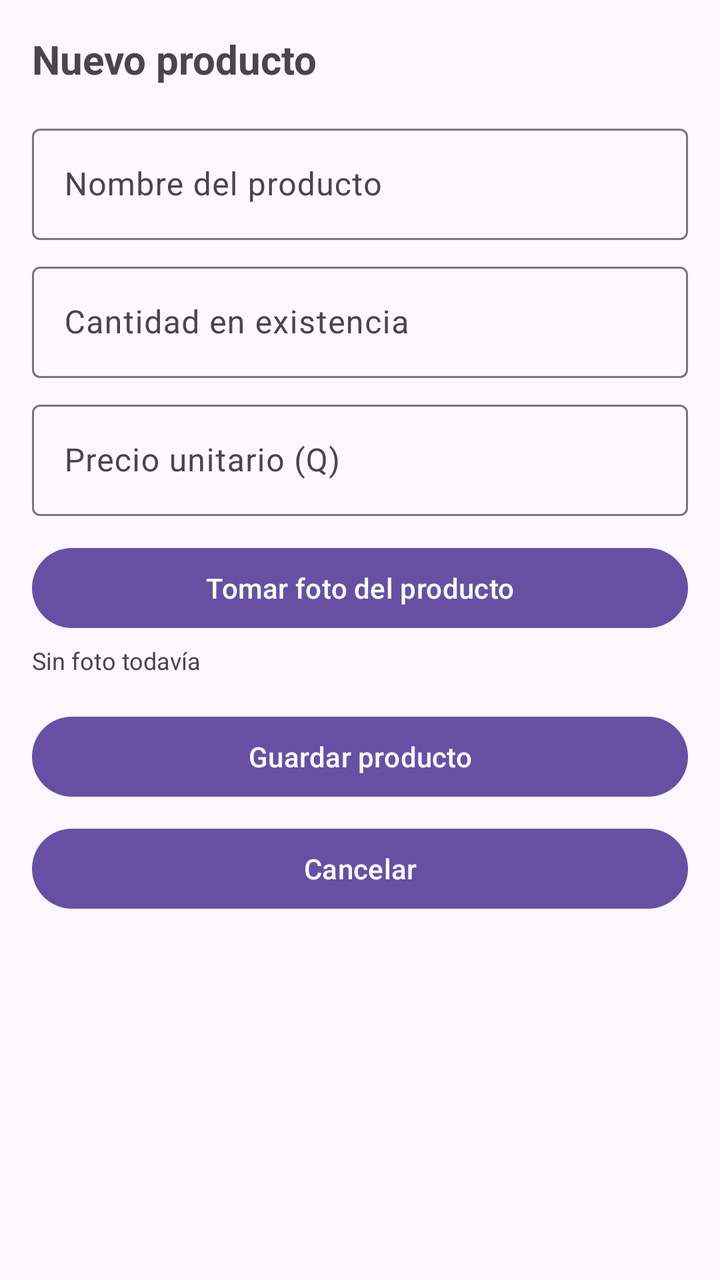
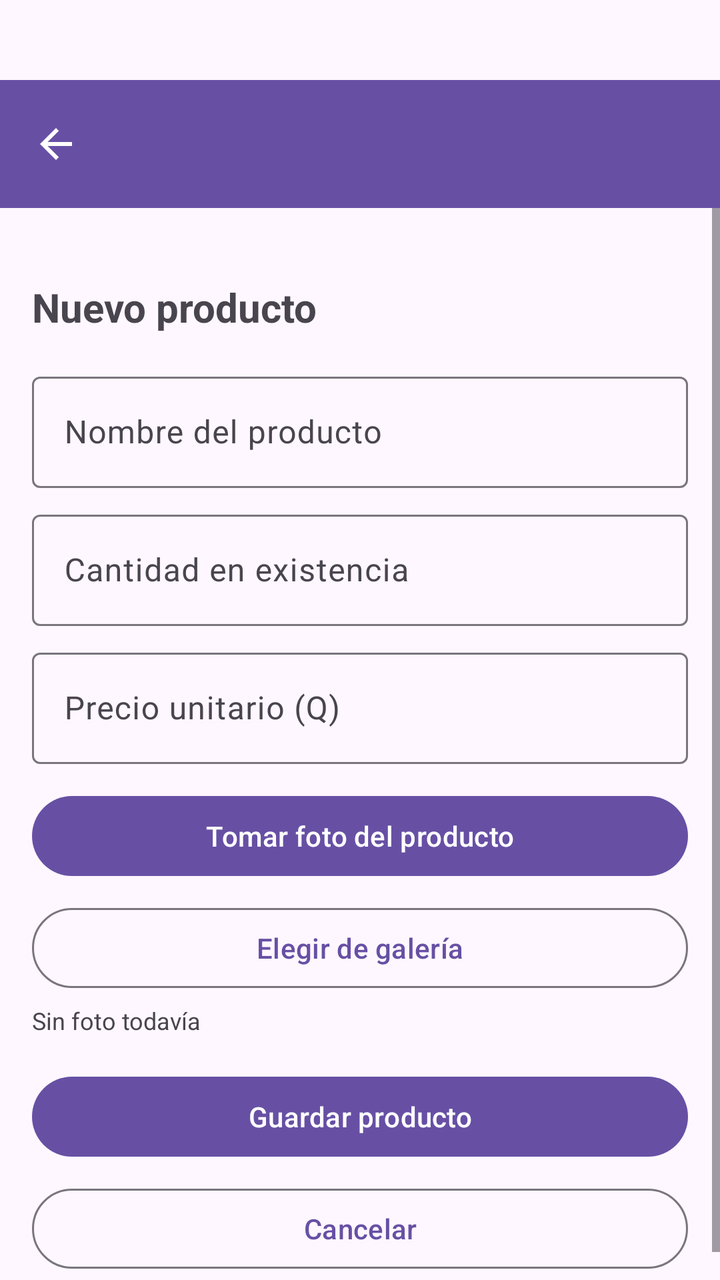

Screens rendered from an Android XML layout before and after an edit, with the pre-edit source and the edit as a unified diff.
<!-- AndroidManifest.xml: application theme Theme.InventarioApp -->
<!-- res/layout/activity_registro.xml -->
<?xml version="1.0" encoding="utf-8"?>
<LinearLayout xmlns:android="http://schemas.android.com/apk/res/android"
    android:layout_width="match_parent"
    android:layout_height="match_parent"
    android:orientation="vertical"
    android:padding="16dp">

    <TextView
        android:id="@+id/tvTituloFormulario"
        android:layout_width="wrap_content"
        android:layout_height="wrap_content"
        android:text="Nuevo producto"
        android:textSize="20sp"
        android:textStyle="bold"
        android:layout_marginBottom="16dp" />

    <com.google.android.material.textfield.TextInputLayout
        android:id="@+id/tilNombre"
        android:layout_width="match_parent"
        android:layout_height="wrap_content">

        <com.google.android.material.textfield.TextInputEditText
            android:id="@+id/etNombre"
            android:layout_width="match_parent"
            android:layout_height="wrap_content"
            android:hint="Nombre del producto" />

    </com.google.android.material.textfield.TextInputLayout>

    <com.google.android.material.textfield.TextInputLayout
        android:id="@+id/tilCantidad"
        android:layout_width="match_parent"
        android:layout_height="wrap_content"
        android:layout_marginTop="8dp">

        <com.google.android.material.textfield.TextInputEditText
            android:id="@+id/etCantidad"
            android:layout_width="match_parent"
            android:layout_height="wrap_content"
            android:hint="Cantidad en existencia"
            android:inputType="number" />

    </com.google.android.material.textfield.TextInputLayout>

    <com.google.android.material.textfield.TextInputLayout
        android:id="@+id/tilPrecio"
        android:layout_width="match_parent"
        android:layout_height="wrap_content"
        android:layout_marginTop="8dp">

        <com.google.android.material.textfield.TextInputEditText
            android:id="@+id/etPrecio"
            android:layout_width="match_parent"
            android:layout_height="wrap_content"
            android:hint="Precio unitario (Q)"
            android:inputType="numberDecimal" />

    </com.google.android.material.textfield.TextInputLayout>

    <ImageView
        android:id="@+id/ivFoto"
        android:layout_width="match_parent"
        android:layout_height="150dp"
        android:layout_marginTop="12dp"
        android:scaleType="centerCrop"
        android:visibility="gone" />

    <Button
        android:id="@+id/btnTomarFoto"
        android:layout_width="match_parent"
        android:layout_height="wrap_content"
        android:text="Tomar foto del producto"
        android:layout_marginTop="12dp" />

    <TextView
        android:id="@+id/tvEstadoFoto"
        android:layout_width="wrap_content"
        android:layout_height="wrap_content"
        android:text="Sin foto todavía"
        android:textSize="12sp"
        android:layout_marginTop="4dp" />

    <Button
        android:id="@+id/btnGuardar"
        android:layout_width="match_parent"
        android:layout_height="wrap_content"
        android:text="Guardar producto"
        android:layout_marginTop="16dp" />

    <Button
        android:id="@+id/btnCancelar"
        android:layout_width="match_parent"
        android:layout_height="wrap_content"
        android:text="Cancelar"
        android:layout_marginTop="8dp" />

</LinearLayout>
<!-- resources referenced by this layout -->
<resources>
  <style name="Theme.InventarioApp" parent="Base.Theme.InventarioApp" />
  <style name="Base.Theme.InventarioApp" parent="Theme.Material3.DayNight.NoActionBar">
          
          
      </style>
</resources>

<!-- the commit's change to res/layout/activity_registro.xml (unified diff, before → after) -->
@@ -1,97 +1,131 @@
 <?xml version="1.0" encoding="utf-8"?>
 <LinearLayout xmlns:android="http://schemas.android.com/apk/res/android"
+    xmlns:app="http://schemas.android.com/apk/res-auto"
+    android:id="@+id/rootRegistro"
     android:layout_width="match_parent"
     android:layout_height="match_parent"
-    android:orientation="vertical"
-    android:padding="16dp">
+    android:orientation="vertical">
 
-    <TextView
-        android:id="@+id/tvTituloFormulario"
-        android:layout_width="wrap_content"
-        android:layout_height="wrap_content"
-        android:text="Nuevo producto"
-        android:textSize="20sp"
-        android:textStyle="bold"
-        android:layout_marginBottom="16dp" />
+    <com.google.android.material.appbar.MaterialToolbar
+        android:id="@+id/toolbar"
+        android:layout_width="match_parent"
+        android:layout_height="?attr/actionBarSize"
+        android:background="?attr/colorPrimary"
+        app:titleTextColor="@android:color/white"
+        app:navigationIcon="@drawable/ic_back"
+        android:layout_marginTop="40dp"/>
 
-    <com.google.android.material.textfield.TextInputLayout
-        android:id="@+id/tilNombre"
+    <ScrollView
         android:layout_width="match_parent"
-        android:layout_height="wrap_content">
+        android:layout_height="match_parent">
 
-        <com.google.android.material.textfield.TextInputEditText
-            android:id="@+id/etNombre"
+        <LinearLayout
             android:layout_width="match_parent"
             android:layout_height="wrap_content"
-            android:hint="Nombre del producto" />
+            android:orientation="vertical"
+            android:padding="16dp">
 
-    </com.google.android.material.textfield.TextInputLayout>
+            <TextView
+                android:id="@+id/tvTituloFormulario"
+                android:layout_width="wrap_content"
+                android:layout_height="wrap_content"
+                android:text="Nuevo producto"
+                android:textSize="20sp"
+                android:textStyle="bold"
+                android:layout_marginBottom="16dp"
+                android:layout_marginTop="20dp"/>
 
-    <com.google.android.material.textfield.TextInputLayout
-        android:id="@+id/tilCantidad"
-        android:layout_width="match_parent"
-        android:layout_height="wrap_content"
-        android:layout_marginTop="8dp">
+            <com.google.android.material.textfield.TextInputLayout
+                android:id="@+id/tilNombre"
+                android:layout_width="match_parent"
+                android:layout_height="wrap_content">
 
-        <com.google.android.material.textfield.TextInputEditText
-            android:id="@+id/etCantidad"
-            android:layout_width="match_parent"
-            android:layout_height="wrap_content"
-            android:hint="Cantidad en existencia"
-            android:inputType="number" />
+                <com.google.android.material.textfield.TextInputEditText
+                    android:id="@+id/etNombre"
+                    android:layout_width="match_parent"
+                    android:layout_height="wrap_content"
+                    android:hint="Nombre del producto" />
 
-    </com.google.android.material.textfield.TextInputLayout>
+            </com.google.android.material.textfield.TextInputLayout>
 
-    <com.google.android.material.textfield.TextInputLayout
-        android:id="@+id/tilPrecio"
-        android:layout_width="match_parent"
-        android:layout_height="wrap_content"
-        android:layout_marginTop="8dp">
+            <com.google.android.material.textfield.TextInputLayout
+                android:id="@+id/tilCantidad"
+                android:layout_width="match_parent"
+                android:layout_height="wrap_content"
+                android:layout_marginTop="8dp">
 
-        <com.google.android.material.textfield.TextInputEditText
-            android:id="@+id/etPrecio"
-            android:layout_width="match_parent"
-            android:layout_height="wrap_content"
-            android:hint="Precio unitario (Q)"
-            android:inputType="numberDecimal" />
+                <com.google.android.material.textfield.TextInputEditText
+                    android:id="@+id/etCantidad"
+                    android:layout_width="match_parent"
+                    android:layout_height="wrap_content"
+                    android:hint="Cantidad en existencia"
+                    android:inputType="number" />
 
-    </com.google.android.material.textfield.TextInputLayout>
+            </com.google.android.material.textfield.TextInputLayout>
 
-    <ImageView
-        android:id="@+id/ivFoto"
-        android:layout_width="match_parent"
-        android:layout_height="150dp"
-        android:layout_marginTop="12dp"
-        android:scaleType="centerCrop"
-        android:visibility="gone" />
+            <com.google.android.material.textfield.TextInputLayout
+                android:id="@+id/tilPrecio"
+                android:layout_width="match_parent"
+                android:layout_height="wrap_content"
+                android:layout_marginTop="8dp">
 
-    <Button
-        android:id="@+id/btnTomarFoto"
-        android:layout_width="match_parent"
-        android:layout_height="wrap_content"
-        android:text="Tomar foto del producto"
-        android:layout_marginTop="12dp" />
+                <com.google.android.material.textfield.TextInputEditText
+                    android:id="@+id/etPrecio"
+                    android:layout_width="match_parent"
+                    android:layout_height="wrap_content"
+                    android:hint="Precio unitario (Q)"
+                    android:inputType="numberDecimal" />
 
-    <TextView
-        android:id="@+id/tvEstadoFoto"
-        android:layout_width="wrap_content"
-        android:layout_height="wrap_content"
-        android:text="Sin foto todavía"
-        android:textSize="12sp"
-        android:layout_marginTop="4dp" />
+            </com.google.android.material.textfield.TextInputLayout>
 
-    <Button
-        android:id="@+id/btnGuardar"
-        android:layout_width="match_parent"
-        android:layout_height="wrap_content"
-        android:text="Guardar producto"
-        android:layout_marginTop="16dp" />
+            <ImageView
+                android:id="@+id/ivFoto"
+                android:layout_width="match_parent"
+                android:layout_height="150dp"
+                android:layout_marginTop="12dp"
+                android:scaleType="centerCrop"
+                android:visibility="gone" />
 
-    <Button
-        android:id="@+id/btnCancelar"
-        android:layout_width="match_parent"
-        android:layout_height="wrap_content"
-        android:text="Cancelar"
-        android:layout_marginTop="8dp" />
+            <com.google.android.material.button.MaterialButton
+                android:id="@+id/btnTomarFoto"
+                android:layout_width="match_parent"
+                android:layout_height="wrap_content"
+                android:text="Tomar foto del producto"
+                android:layout_marginTop="12dp" />
+
+            <com.google.android.material.button.MaterialButton
+                android:id="@+id/btnElegirGaleria"
+                style="@style/Widget.Material3.Button.OutlinedButton"
+                android:layout_width="match_parent"
+                android:layout_height="wrap_content"
+                android:text="Elegir de galería"
+                android:layout_marginTop="8dp" />
+
+            <TextView
+                android:id="@+id/tvEstadoFoto"
+                android:layout_width="wrap_content"
+                android:layout_height="wrap_content"
+                android:text="Sin foto todavía"
+                android:textSize="12sp"
+                android:layout_marginTop="4dp" />
+
+            <com.google.android.material.button.MaterialButton
+                android:id="@+id/btnGuardar"
+                android:layout_width="match_parent"
+                android:layout_height="wrap_content"
+                android:text="Guardar producto"
+                android:layout_marginTop="16dp" />
+
+            <com.google.android.material.button.MaterialButton
+                android:id="@+id/btnCancelar"
+                style="@style/Widget.Material3.Button.OutlinedButton"
+                android:layout_width="match_parent"
+                android:layout_height="wrap_content"
+                android:text="Cancelar"
+                android:layout_marginTop="8dp" />
+
+        </LinearLayout>
+
+    </ScrollView>
 
 </LinearLayout>
<!-- resource entries referenced after the edit -->
@@ -1,5 +1,15 @@
 <!-- resources referenced by this layout -->
 <resources>
+  <!-- drawable ic_back (drawable) -->
+  <vector xmlns:android="http://schemas.android.com/apk/res/android"
+      android:width="24dp"
+      android:height="24dp"
+      android:viewportWidth="24"
+      android:viewportHeight="24">
+      <path
+          android:fillColor="#FFFFFF"
+          android:pathData="M20,11H7.83l5.59,-5.59L12,4l-8,8 8,8 1.41,-1.41L7.83,13H20v-2z"/>
+  </vector>
   <style name="Theme.InventarioApp" parent="Base.Theme.InventarioApp" />
   <style name="Base.Theme.InventarioApp" parent="Theme.Material3.DayNight.NoActionBar">
           
